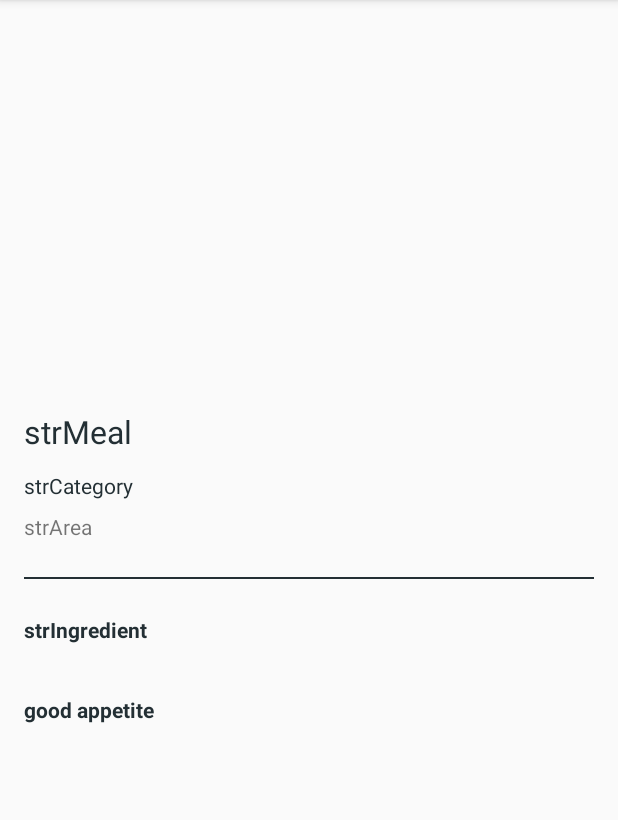
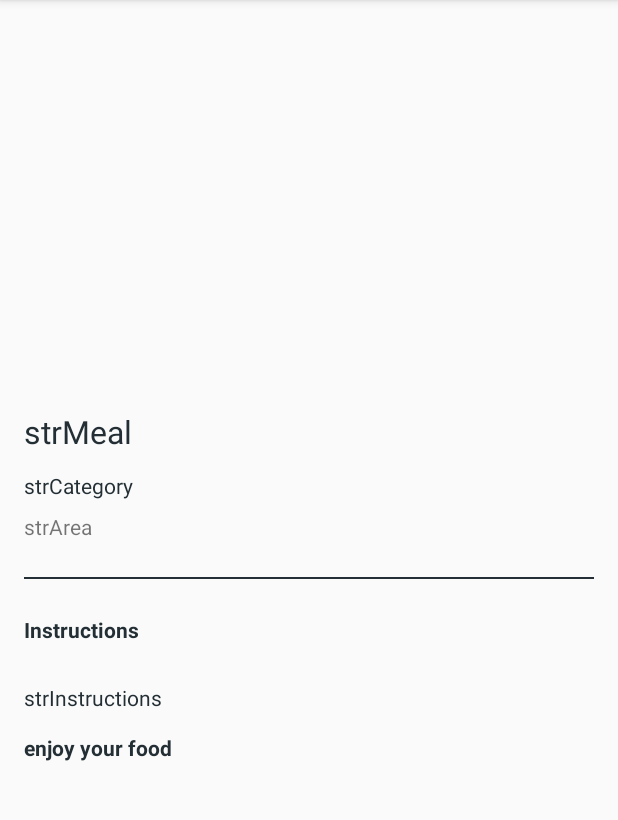
Before and after one commit to JeanGeao/Topicos-de-informatica-12-Mobile-1-, an Android app: the Detalhes screen opened directly, with no data from a screen before it, on a phone screen of 412 x 824 dp, the part 84-904 px from its top. Run offline under Robolectric (Android 15) with nearby library versions, the phone set to English and light mode, and no system bars; pictures from the network do not load.

Commit message:
App final
comentários inseridos

```diff
--- a/app/src/main/java/jean/jeansfood/Cenarios/detalhes/Detalhes.kt
+++ b/app/src/main/java/jean/jeansfood/Cenarios/detalhes/Detalhes.kt
@@ -35,6 +35,7 @@ class Detalhes : AppCompatActivity() {
 
             strMeal.text= food!!.strMeal
             strCategory.text= food!!.strCategory
+            strInstructions.text= food!!.strInstructions
             strArea.text= food!!.strArea
             strYoutube.text= food!!.strYoutube
 
--- a/app/src/main/java/jean/jeansfood/Cenarios/main/FoodAdapter.kt
+++ b/app/src/main/java/jean/jeansfood/Cenarios/main/FoodAdapter.kt
@@ -13,12 +13,14 @@ import kotlinx.android.synthetic.main.food_item_lista.view.*
 class FoodAdapter(val foods: List<Food>, val context: Context)
     : RecyclerView.Adapter<FoodAdapter.ViewHolder>() {
 
+    //click para exibir detalhes
     private var clickListener : ((id: Int) -> Unit)? = null
 
     fun setOnItenClickListener(click: ((id: Int) -> Unit)) {
         this.clickListener = click
     }
 
+    //relaciona o layout do item ao holder
     override fun onCreateViewHolder(parent: ViewGroup, viewType: Int): ViewHolder {
         val view = LayoutInflater.from(parent.context).inflate(R.layout.food_item_lista, parent, false)
         return ViewHolder(view)
--- a/app/src/main/java/jean/jeansfood/network/RetrofitInicializer.kt
+++ b/app/src/main/java/jean/jeansfood/network/RetrofitInicializer.kt
@@ -9,6 +9,8 @@ class RetrofitInicializer {
 
     val retrofit = Retrofit.Builder()
         .baseUrl("https://www.themealdb.com/api/json/v1/1/")
+
+        //converte o Json para um objeto em kotlin
         .addConverterFactory(GsonConverterFactory.create())
         .build()
 
--- a/app/src/main/res/layout/activity_detalhes.xml
+++ b/app/src/main/res/layout/activity_detalhes.xml
@@ -53,26 +53,30 @@
                     android:background="#232F34"
                     android:layout_marginVertical="24dp"/>
             <TextView
-                    android:text="strIngredient"
+                    android:text="Instructions"
                     android:layout_width="match_parent"
                     android:layout_height="wrap_content"
                     android:textSize="14dp"
                     android:textStyle="bold"
                     android:textColor="#232F34"
                     android:layout_marginBottom="14dp"/>
-            <android.support.v7.widget.RecyclerView
+            <TextView
+                    android:text="strInstructions"
+                    android:textColor="#232F34"
+                    android:id="@+id/strInstructions"
                     android:layout_width="match_parent"
                     android:layout_height="wrap_content"
-                    android:layout_marginBottom="20dp"/>
+                    android:layout_marginTop="12dp"/>
 
             <TextView
-                    android:text="good appetite"
+                    android:text="enjoy your food"
                     android:layout_width="match_parent"
                     android:layout_height="wrap_content"
                     android:textSize="14dp"
                     android:textStyle="bold"
                     android:textColor="#232F34"
-                    android:layout_marginBottom="14dp" />
+                    android:layout_marginBottom="14dp"
+            android:layout_marginTop="14dp"/>
             <TextView
                     android:id="@+id/strYoutube"
                     android:layout_width="match_parent"
```
Also changed, not shown: app/src/main/java/jean/jeansfood/Cenarios/main/MainActivity.kt (+10 -4 lines), app/src/main/java/jean/jeansfood/Cenarios/main/MainPresenter.kt (+6 -2 lines), app/src/main/res/layout/activity_main.xml (+10 -5 lines).
